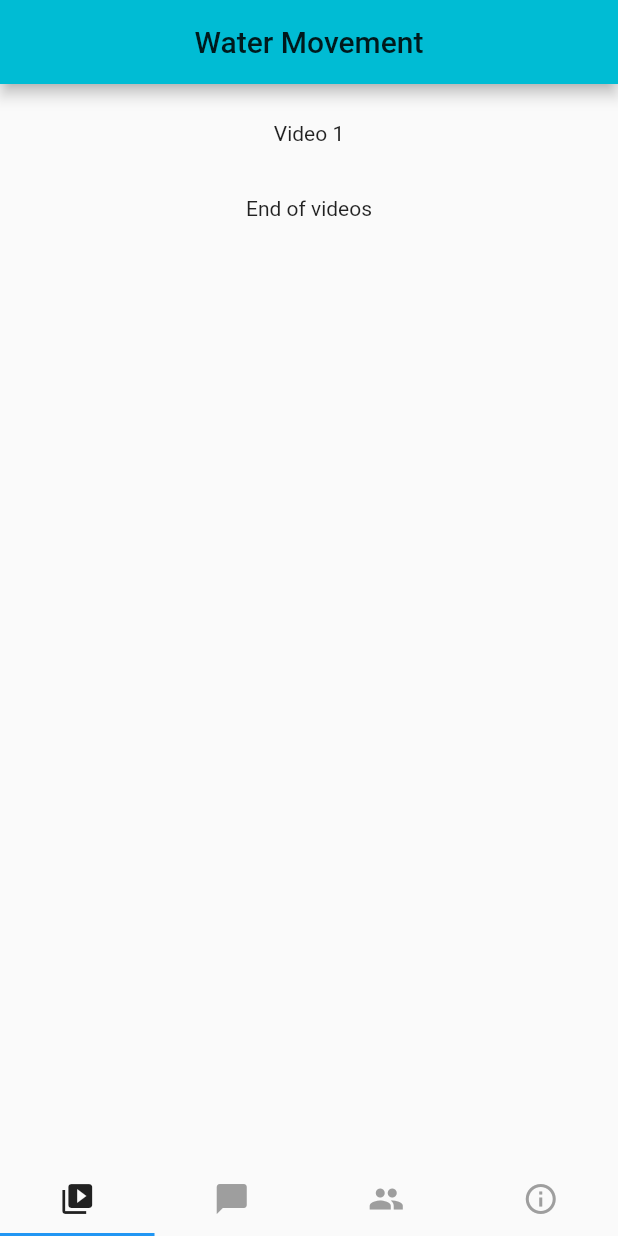
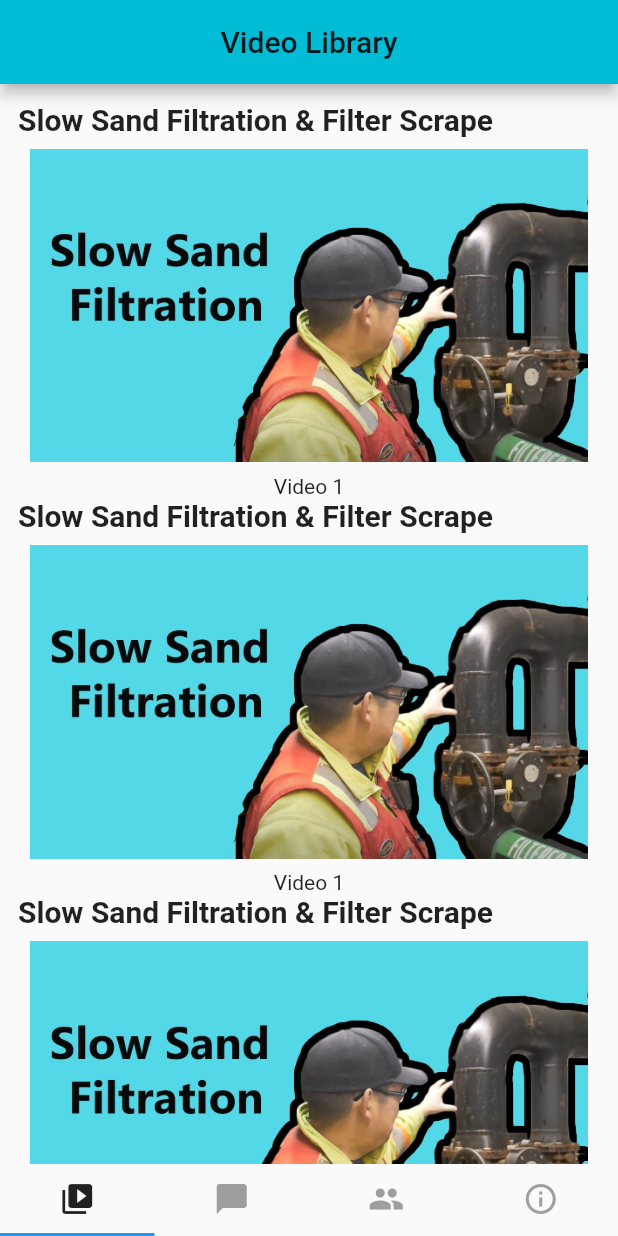
Before and after one commit to March-27-Hackathon/water-movement-st0ro, a Flutter app: the screen it shows after launch, on a phone screen of 412 x 824 dp. Run offline on Flutter 3.47's test engine with Material 2 defaults, Android fonts, the phone set to English and light mode, and no system bars.

Commit message:
Video progress

```diff
--- a/water_movement/lib/main.dart
+++ b/water_movement/lib/main.dart
@@ -11,7 +11,7 @@ class _WaterMovementPage extends State<WaterMovement>
     with SingleTickerProviderStateMixin {
   TabController tabController;
 
-  String title = "Water Movement";
+  String title = "Video Library";
 
   @override
   void initState() {
@@ -154,33 +154,75 @@ class ForumTabState extends State<ForumTab>
   }
 }
 
-class VideoTab extends StatelessWidget{
+class VideoTab extends StatelessWidget {
   @override
   Widget build(BuildContext context) {
     return Container(
-      child: Center(
       child: ListView(
+        padding: const EdgeInsets.all(12),
+        children: <Widget>[
+          Column(
+            crossAxisAlignment: CrossAxisAlignment.start,
+            children: <Widget>[
+              const Text(
+                'Slow Sand Filtration & Filter Scrape',
+                style: TextStyle(
+                  fontSize: 20,
+                  fontWeight: FontWeight.bold,
+                ),
+              ),
+              Container(
                 padding: const EdgeInsets.all(8),
+                child: new Image.asset('assets/vid1.jpg'),
+              ),
+              const Center(child: Text('Video 1')),
+            ],
+          ),
+          Column(
+            crossAxisAlignment: CrossAxisAlignment.start,
             children: <Widget>[
+              const Text(
+                'Slow Sand Filtration & Filter Scrape',
+                style: TextStyle(
+                  fontSize: 20,
+                  fontWeight: FontWeight.bold,
+                ),
+              ),
               Container(
-              height: 50,
-              //color: Colors.amber[100],
-              child: const Center(child: Text('Video 1')),
+                padding: const EdgeInsets.all(8),
+                child: new Image.asset('assets/vid1.jpg'),
+              ),
+              const Center(child: Text('Video 1')),
+            ],
+          ),
+          Column(
+            crossAxisAlignment: CrossAxisAlignment.start,
+            children: <Widget>[
+              const Text(
+                'Slow Sand Filtration & Filter Scrape',
+                style: TextStyle(
+                  fontSize: 20,
+                  fontWeight: FontWeight.bold,
+                ),
+              ),
+              Container(
+                padding: const EdgeInsets.all(8),
+                child: new Image.asset('assets/vid1.jpg'),
+              ),
+              const Center(child: Text('Video 1')),
+            ],
           ),
           Container(
             height: 50,
-              //color: Colors.amber[100],
             child: const Center(child: Text('End of videos')),
           ),
         ],
-        )
       ),
     );
   }
-
 }
 
-class YouthTab extends StatelessWidget{
+class YouthTab extends StatelessWidget {
   @override
   Widget build(BuildContext context) {
     return Container(
@@ -189,10 +231,9 @@ class YouthTab extends StatelessWidget{
       ),
     );
   }
-
 }
 
-class AboutTab extends StatelessWidget{
+class AboutTab extends StatelessWidget {
   @override
   Widget build(BuildContext context) {
     return Container(
@@ -201,5 +242,4 @@ class AboutTab extends StatelessWidget{
       ),
     );
   }
-
 }
--- a/water_movement/pubspec.yaml
+++ b/water_movement/pubspec.yaml
@@ -48,6 +48,8 @@ flutter:
   # assets:
   #   - images/a_dot_burr.jpeg
   #   - images/a_dot_ham.jpeg
+  assets:
+    - assets/
 
   # An image asset can refer to one or more resolution-specific "variants", see
   # https://flutter.dev/assets-and-images/#resolution-aware.
```
Also changed, not shown: water_movement/assets/vid1.jpg (added). Lines whose indentation alone changed are shown as unchanged.
